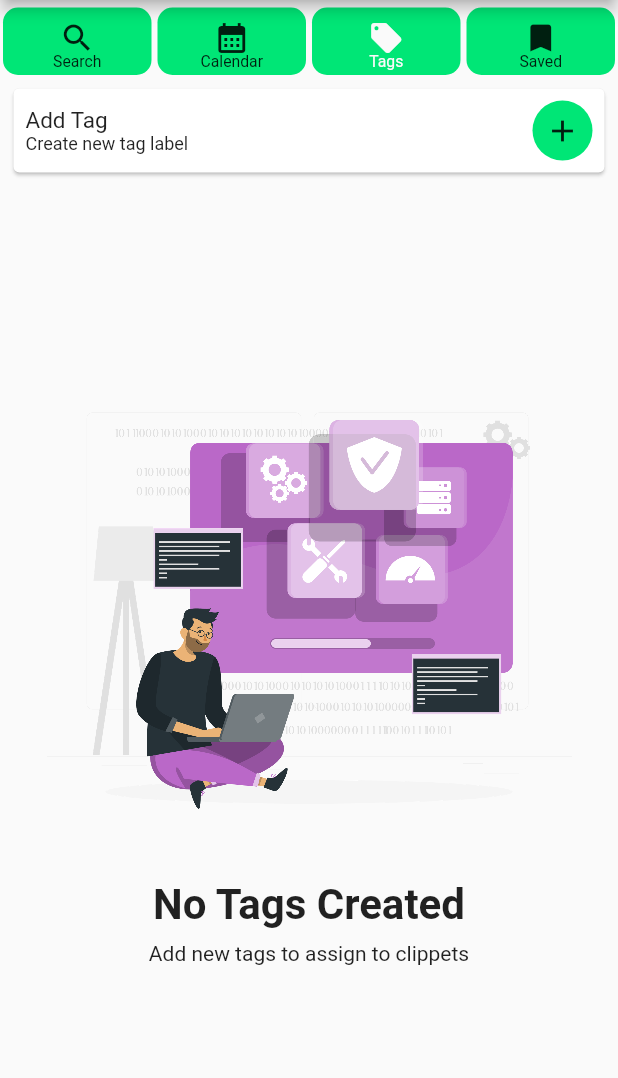
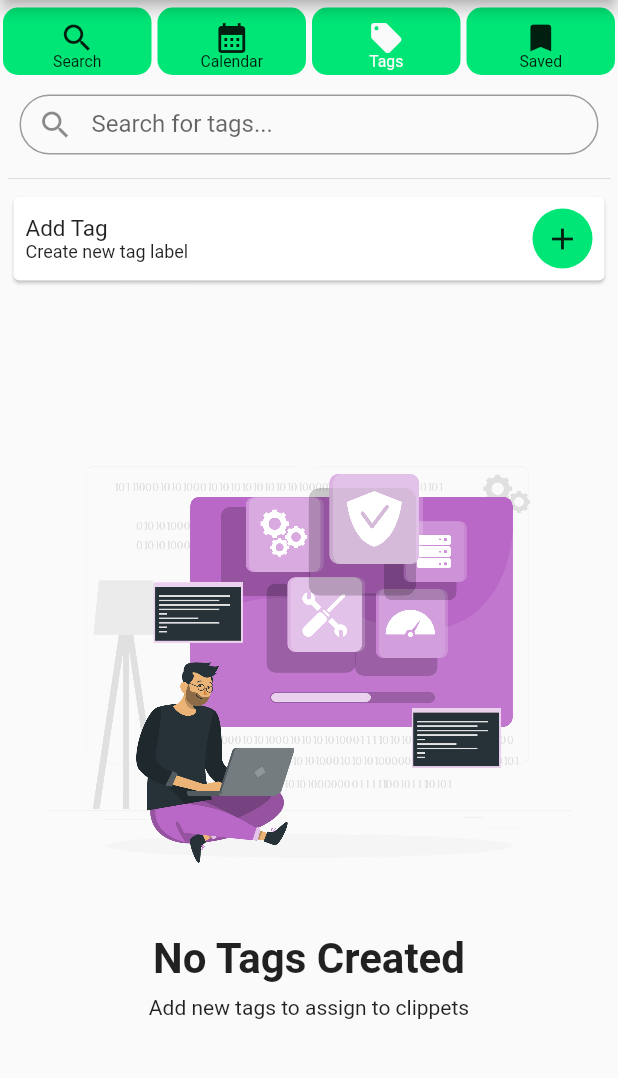
Before and after one commit to d3velopm3nt/ClipIt, a Flutter app: the screen it shows after launch, after a tap on "Calendar", after a tap on "Tags", on a phone screen of 412 x 824 dp, the part 75-1153 px from its top. Run offline on Flutter 3.47's test engine with Material 2 defaults, Android fonts, the phone set to English and light mode, and no system bars; our stand-ins replace bot_toast, expandable_text, flutter_colorpicker, hive, hive_flutter, introduction_screen and 3 more; missing offline and left inert: clipboard_watcher, dart:ffi, hive_ui, hotkey_manager, launch_at_startup, preference_list and 4 more; accounts and stored records are empty; statements that could not run were skipped.

Commit message:
implement tag filtering functionality in ClipTagsView

```diff
--- a/lib/ui/views/clip/clip_tags_view.dart
+++ b/lib/ui/views/clip/clip_tags_view.dart
@@ -23,19 +23,71 @@ class _ClipTagsViewState extends State<ClipTagsView> {
   late ClipTagService tagManager;
   ViewState currentState = ViewState.list;
   ClipTag editTag = ClipTag("", "", 0, "");
+  final filterController = TextEditingController();
+  List<ClipTag> filteredTags = [];
   @override
   void initState() {
     super.initState();
+    filteredTags = [];
+  }
+
+  void filterTags(String query) {
+    setState(() {
+      if (query.isEmpty) {
+        filteredTags = tagManager.tags;
+      } else {
+        filteredTags = tagManager.tags
+            .where((tag) =>
+                tag.label.toLowerCase().contains(query.toLowerCase()))
+            .toList();
+      }
+    });
   }
 
   @override
   Widget build(BuildContext context) {
     tagManager = Provider.of<ClipTagService>(context);
     final clipManager = Provider.of<ClipManager>(context);
+    // Update filtered tags when tags change
+    if (filterController.text.isEmpty) {
+      filteredTags = tagManager.tags;
+    } else {
+      filteredTags = tagManager.tags
+          .where((tag) =>
+              tag.label.toLowerCase().contains(filterController.text.toLowerCase()))
+          .toList();
+    }
     return Center(
         child: Padding(
             padding: const EdgeInsets.all(5),
             child: Column(children: [
+              //Filter Tags
+              Visibility(
+                visible: currentState == ViewState.list ? true : false,
+                child: Padding(
+                  padding: const EdgeInsets.all(8.0),
+                  child: SizedBox(
+                    height: 40,
+                    child: TextField(
+                      controller: filterController,
+                      onChanged: (text) {
+                        filterTags(text);
+                      },
+                      decoration: const InputDecoration(
+                          labelText: "Search for tags...",
+                          prefixIcon: Icon(Icons.search),
+                          border: OutlineInputBorder(
+                              //Outline border type for TextField
+                              borderRadius: BorderRadius.all(Radius.circular(20)),
+                              borderSide: BorderSide(
+                                color: Color.fromARGB(255, 104, 99, 99),
+                                width: 3,
+                              ))),
+                    ),
+                  ),
+                ),
+              ),
+              const Divider(),
               //Add New Tag
               Visibility(
                   visible: currentState == ViewState.list ? true : false,
@@ -49,10 +101,10 @@ class _ClipTagsViewState extends State<ClipTagsView> {
                   )),
               //Tag List
               Visibility(
-                visible: (currentState == ViewState.list && tagManager.tags.isNotEmpty),
+                visible: (currentState == ViewState.list && filteredTags.isNotEmpty),
                 child: Expanded(
                     child: ListView(shrinkWrap: true, children: [
-                  ...tagManager.tags.map((tag) => TagCard(
+                  ...filteredTags.map((tag) => TagCard(
                         tag: tag,
                         showClips: false,
                         onPressed: (tag) {
@@ -87,6 +139,16 @@ class _ClipTagsViewState extends State<ClipTagsView> {
                       title: "No Tags Created",
                       description:
                           "Add new tags to assign to clippets"),
+                ),
+              ),
+              Visibility(
+                visible: (currentState == ViewState.list && filteredTags.isEmpty && tagManager.tags.isNotEmpty),
+                child: Expanded(
+                  child: NoResultsView(
+                      image: "intro/tag.png",
+                      title: "No tags match your search",
+                      description:
+                          "Try a different search term"),
                 ),
               ),
               //Tag Setup
```
